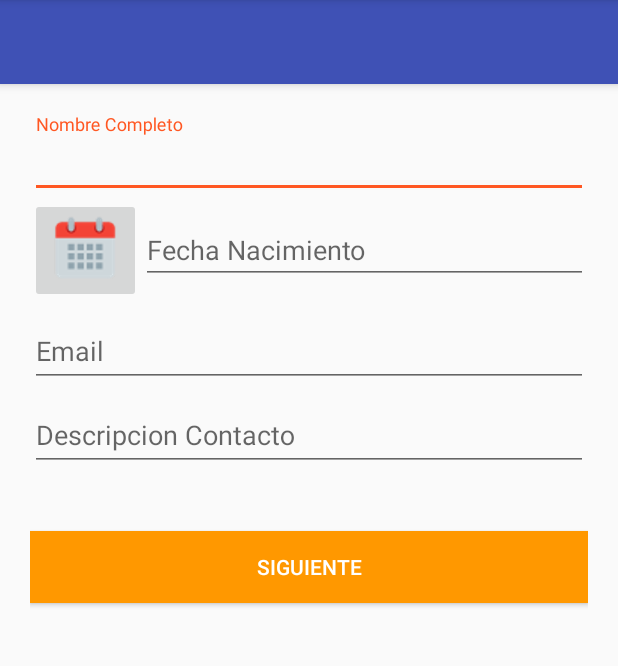
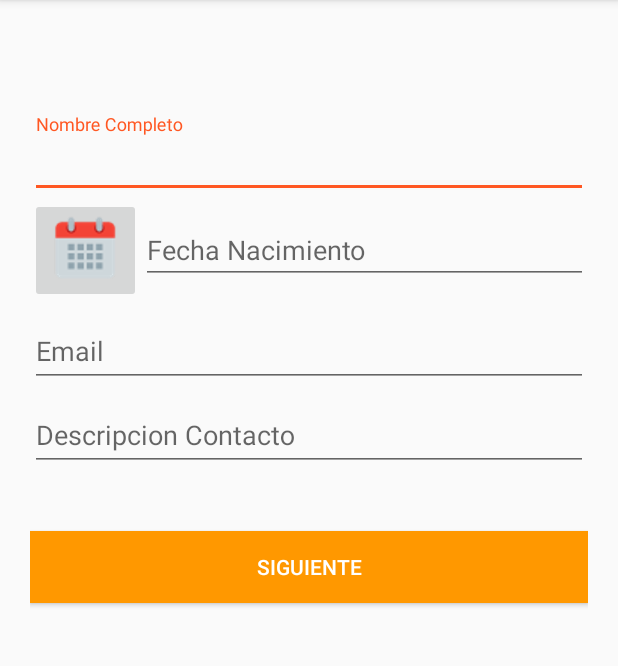
Before and after one commit to deftnesssolutions/COURSERA, an Android app: the screen it shows after launch (MainActivity), on a phone screen of 412 x 824 dp, the part 84-750 px from its top. Run offline under Robolectric (Android 15) with nearby library versions, the phone set to English and light mode, and no system bars.

Commit message:
Actualización
Actualización

```diff
--- a/Contactos/app/src/main/res/layout/activity_main.xml
+++ b/Contactos/app/src/main/res/layout/activity_main.xml
@@ -3,20 +3,6 @@
     xmlns:app="http://schemas.android.com/apk/res-auto"
     android:layout_width="match_parent"
     android:layout_height="match_parent">
-
-    <android.support.design.widget.AppBarLayout
-        android:layout_width="match_parent"
-        android:layout_height="wrap_content"
-        android:theme="@style/ThemeOverlay.AppCompat.Dark.ActionBar">
-
-        <android.support.v7.widget.Toolbar
-            android:id="@+id/toolbar"
-            android:layout_width="match_parent"
-            android:layout_height="?attr/actionBarSize"
-            android:background="?attr/colorPrimary"
-            app:layout_scrollFlags="scroll|enterAlways"
-            app:popupTheme="@style/ThemeOverlay.AppCompat.Light" />
-    </android.support.design.widget.AppBarLayout>
 
     <LinearLayout
         android:layout_width="fill_parent"
```
